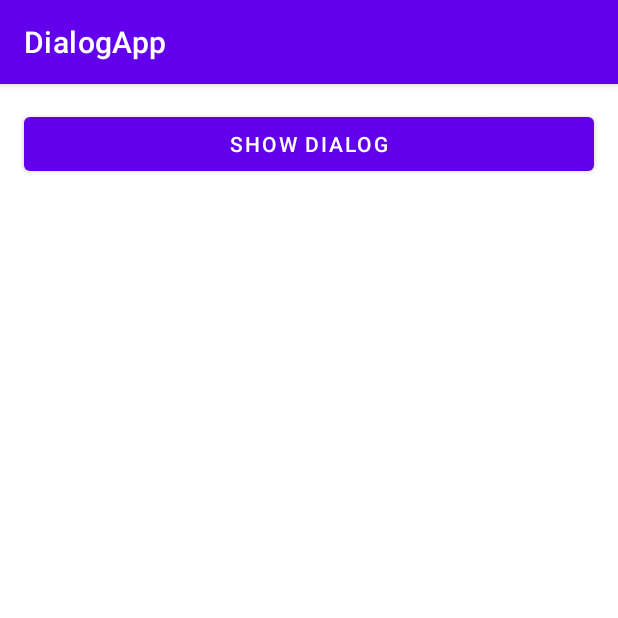
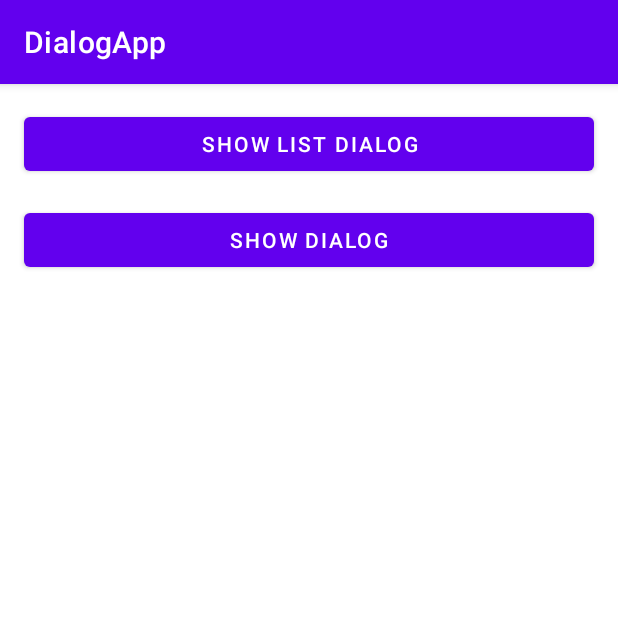
Before and after one commit to perin037/DialogApp, an Android app: the screen it shows after launch (MainActivity), on a phone screen of 412 x 824 dp, the top half of it. Run offline under Robolectric (Android 15) with nearby library versions, the phone set to English and light mode, and no system bars.

Commit message:
Add many dialogs

```diff
--- a/app/src/main/java/rs/ac/ni/pmf/dialogapp/MainActivity.java
+++ b/app/src/main/java/rs/ac/ni/pmf/dialogapp/MainActivity.java
@@ -31,4 +31,9 @@ public class MainActivity extends AppCompatActivity implements MyDialog.MyDialog
         Toast.makeText(this, "Klinuo NE", Toast.LENGTH_SHORT).show();
         Log.i("DIALOGAPPTAG", "KLIKNUO NE");
     }
+
+    public void showListDialog(View view) {
+        final MultiChoiceDialog mydialog = new MultiChoiceDialog();
+        mydialog.show(getSupportFragmentManager(), "DIALOGAPPTAG");
+    }
 }
--- a/app/src/main/res/layout/activity_main.xml
+++ b/app/src/main/res/layout/activity_main.xml
@@ -7,13 +7,25 @@
     tools:context=".MainActivity">
 
     <Button
+        android:id="@+id/dlgbutton2"
+        android:layout_width="match_parent"
+        android:layout_height="wrap_content"
+        android:layout_margin="16dp"
+        android:layout_marginTop="16dp"
+        android:onClick="showDialog"
+        android:text="Show dialog"
+        app:layout_constraintEnd_toEndOf="parent"
+        app:layout_constraintStart_toStartOf="parent"
+        app:layout_constraintTop_toBottomOf="@+id/dlgbutton" />
+
+    <Button
         android:id="@+id/dlgbutton"
         android:layout_width="match_parent"
         android:layout_height="wrap_content"
         android:layout_margin="16dp"
-        android:text="Show dialog"
+        android:text="Show list dialog"
         app:layout_constraintEnd_toEndOf="parent"
         app:layout_constraintStart_toStartOf="parent"
         app:layout_constraintTop_toTopOf="parent"
-        android:onClick="showDialog"/>
+        android:onClick="showListDialog"/>
 </androidx.constraintlayout.widget.ConstraintLayout>
```
Also changed, not shown: app/src/main/java/rs/ac/ni/pmf/dialogapp/ListDialog.java (added, +31 -0 lines), app/src/main/java/rs/ac/ni/pmf/dialogapp/MultiChoiceDialog.java (added, +36 -0 lines), app/src/main/java/rs/ac/ni/pmf/dialogapp/SingleChoiceDialog.java (added, +37 -0 lines).
